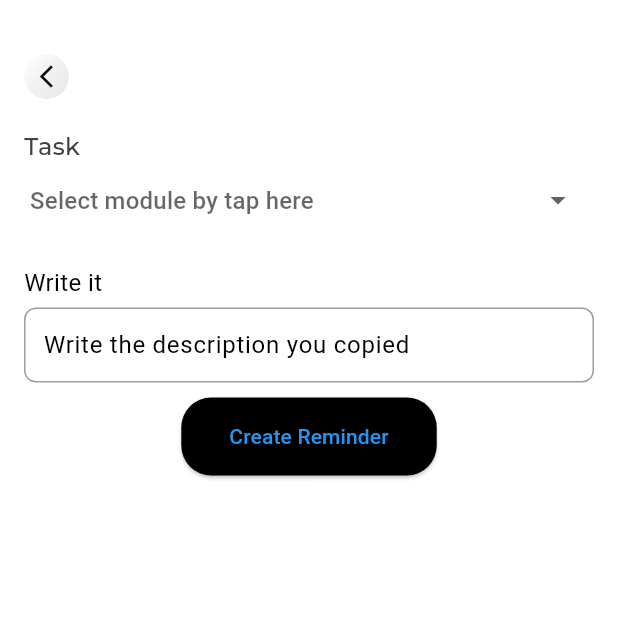
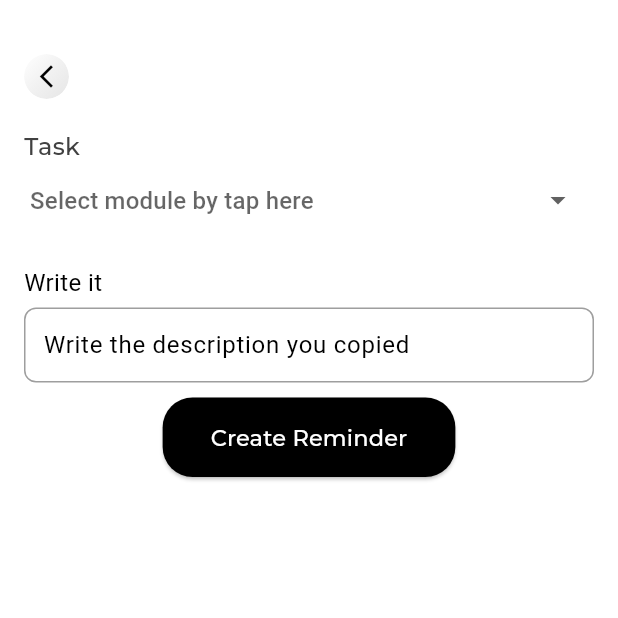
Before and after one commit to abhijithms1213/ReviewRush, a Flutter app: the TaskCreationScreen screen opened directly, on a phone screen of 412 x 824 dp, the top half of it. Run offline on Flutter 3.47's test engine with Material 3 defaults, Android fonts, the phone set to English and light mode, and no system bars; our stand-ins replace google_fonts; Roboto replaces fonts that are missing (Khula).

Commit message:
styling added

```diff
--- a/reviewrush/lib/features/home/presentation/screens/task_creation_ui.dart
+++ b/reviewrush/lib/features/home/presentation/screens/task_creation_ui.dart
@@ -132,7 +132,10 @@ class TaskCreationScreen extends StatelessWidget {
                   onPressed: () {
                     // Handle task creation
                   },
-                  child: const Text("Create Reminder"),
+                  child: Text(
+                    "Create Reminder",
+                    style: fontmontserratTextStyle(color: Colors.white),
+                  ),
                 ),
               ),
               const SizedBox(height: 20),
```
